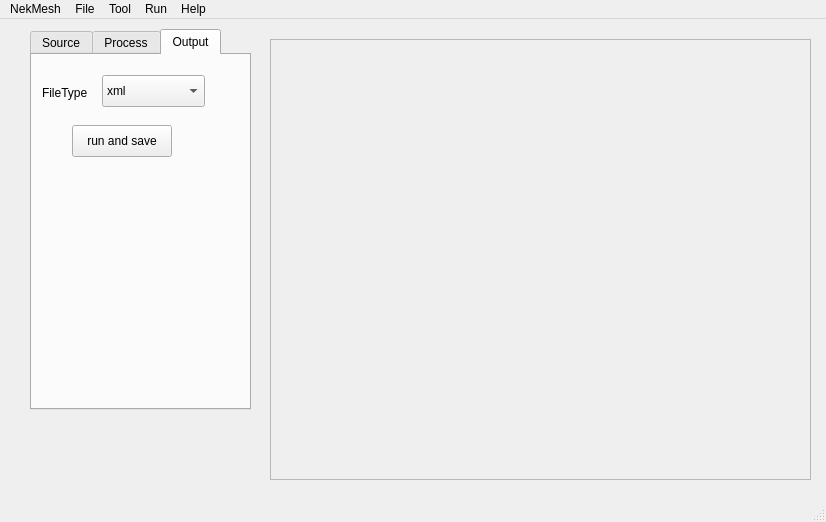
Qt form mainwindow.ui (Randi-f/NekMeshUI) before a commit.
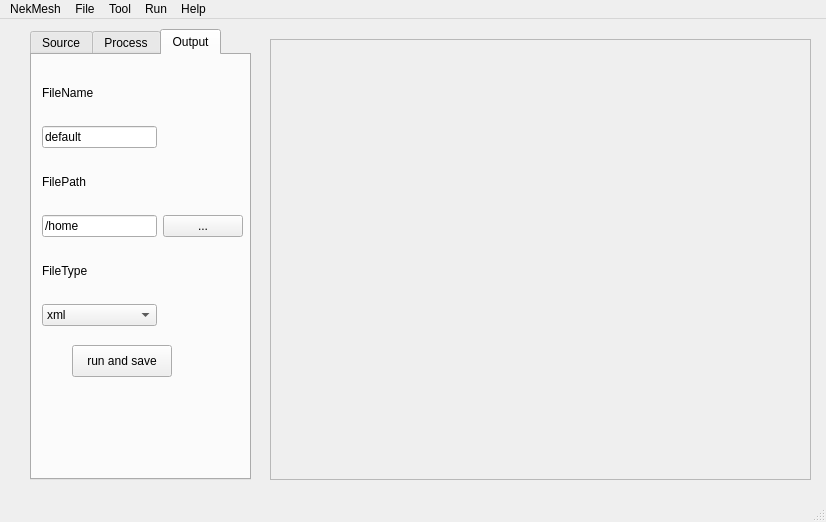
The same form after that commit. The open tabs and pages were chosen to show the change.

Commit message: feat:add dialog title, add output name and file path

```diff
--- a/mainwindow.ui
+++ b/mainwindow.ui
@@ -36,7 +36,7 @@
       <x>30</x>
       <y>10</y>
       <width>221</width>
-      <height>381</height>
+      <height>451</height>
      </rect>
     </property>
     <property name="currentIndex">
@@ -357,49 +357,11 @@
      <attribute name="title">
       <string>Output</string>
      </attribute>
-     <widget class="QComboBox" name="comboOutputFileType">
-      <property name="geometry">
-       <rect>
-        <x>70</x>
-        <y>20</y>
-        <width>103</width>
-        <height>32</height>
-       </rect>
-      </property>
-      <item>
-       <property name="text">
-        <string>xml</string>
-       </property>
-      </item>
-      <item>
-       <property name="text">
-        <string>msh</string>
-       </property>
-      </item>
-      <item>
-       <property name="text">
-        <string>nekg</string>
-       </property>
-      </item>
-     </widget>
-     <widget class="QLabel" name="label_3">
-      <property name="geometry">
-       <rect>
-        <x>10</x>
-        <y>30</y>
-        <width>58</width>
-        <height>16</height>
-       </rect>
-      </property>
-      <property name="text">
-       <string>FileType</string>
-      </property>
-     </widget>
      <widget class="QPushButton" name="btnRunAndSave">
       <property name="geometry">
        <rect>
         <x>40</x>
-        <y>70</y>
+        <y>290</y>
         <width>100</width>
         <height>32</height>
        </rect>
@@ -408,6 +370,79 @@
        <string>run and save</string>
       </property>
      </widget>
+     <widget class="QWidget" name="gridLayoutWidget">
+      <property name="geometry">
+       <rect>
+        <x>10</x>
+        <y>10</y>
+        <width>201</width>
+        <height>261</height>
+       </rect>
+      </property>
+      <layout class="QGridLayout" name="gridLayout">
+       <item row="3" column="1">
+        <widget class="QPushButton" name="btnOutputPath">
+         <property name="text">
+          <string>...</string>
+         </property>
+        </widget>
+       </item>
+       <item row="1" column="0">
+        <widget class="QLineEdit" name="lineOutputName">
+         <property name="text">
+          <string>default</string>
+         </property>
+        </widget>
+       </item>
+       <item row="2" column="0">
+        <widget class="QLabel" name="label_5">
+         <property name="text">
+          <string>FilePath</string>
+         </property>
+        </widget>
+       </item>
+       <item row="3" column="0">
+        <widget class="QLineEdit" name="lineOutputPath">
+         <property name="text">
+          <string>/home</string>
+         </property>
+        </widget>
+       </item>
+       <item row="4" column="0">
+        <widget class="QLabel" name="label_3">
+         <property name="text">
+          <string>FileType</string>
+         </property>
+        </widget>
+       </item>
+       <item row="0" column="0">
+        <widget class="QLabel" name="label_4">
+         <property name="text">
+          <string>FileName</string>
+         </property>
+        </widget>
+       </item>
+       <item row="5" column="0">
+        <widget class="QComboBox" name="comboOutputFileType">
+         <item>
+          <property name="text">
+           <string>xml</string>
+          </property>
+         </item>
+         <item>
+          <property name="text">
+           <string>msh</string>
+          </property>
+         </item>
+         <item>
+          <property name="text">
+           <string>nekg</string>
+          </property>
+         </item>
+        </widget>
+       </item>
+      </layout>
+     </widget>
     </widget>
    </widget>
   </widget>
```
Left out of the diff: 4 changed lines with no effect on the pictures. The commit also changes 14 other files.
